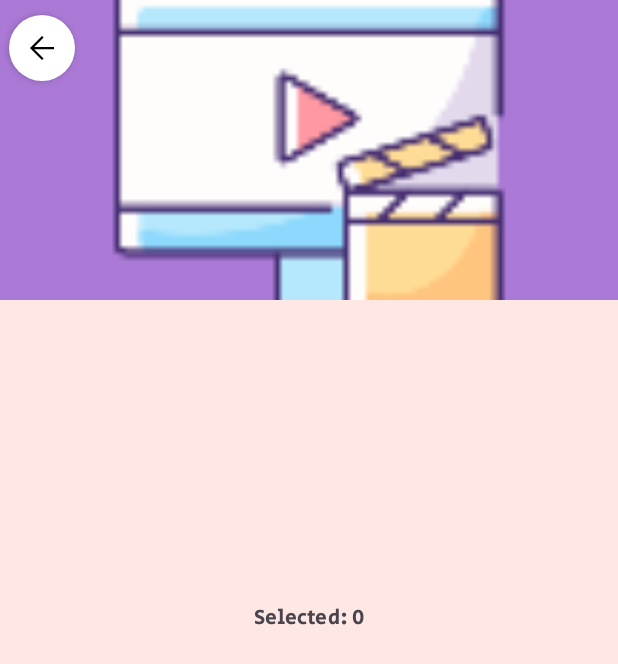
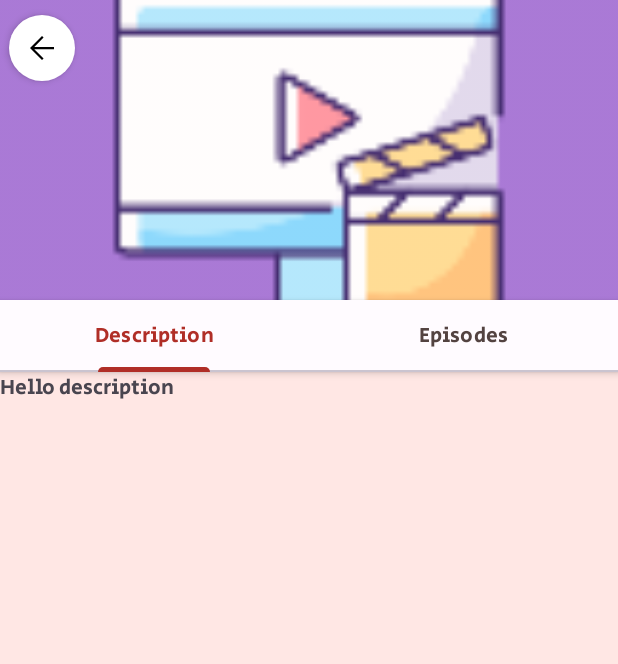
Before and after one commit to melanie-attard/NowShowing, an Android app: the ShowDetailsActivity screen opened directly, with no data from a screen before it, on a phone screen of 412 x 824 dp. Shown: the top 664 px of the screen. Run offline under Robolectric (Android 15) with nearby library versions, the phone set to English and light mode, and no system bars; our stand-ins replace Picasso; pictures from the network do not load.

Commit message:
Add tab layout in show details activity

```diff
--- a/app/src/main/java/com/nowshowing/ShowDetailsActivity.java
+++ b/app/src/main/java/com/nowshowing/ShowDetailsActivity.java
@@ -1,6 +1,8 @@
 package com.nowshowing;
 
 import androidx.appcompat.app.AppCompatActivity;
+import androidx.fragment.app.FragmentManager;
+import androidx.viewpager2.widget.ViewPager2;
 
 import android.content.Intent;
 import android.os.Bundle;
@@ -8,21 +10,53 @@ import android.view.View;
 import android.widget.ImageView;
 import android.widget.TextView;
 
+import com.google.android.material.tabs.TabLayout;
+import com.nowshowing.detailsFragments.VPAdapter;
 import com.squareup.picasso.Picasso;
 
 public class ShowDetailsActivity extends AppCompatActivity {
 
+    private TabLayout tabLayout;
+    private ViewPager2 viewPager2;
+    private VPAdapter adapter;
     @Override
     protected void onCreate(Bundle savedInstanceState) {
         super.onCreate(savedInstanceState);
         setContentView(R.layout.activity_show_details);
 
+        // set up tab layout
+        // adapted from https://www.youtube.com/watch?v=EukutTtf9tQ
+        tabLayout = findViewById(R.id.tab_layout);
+        viewPager2 = findViewById(R.id.viewpager);
+
+        FragmentManager fragmentManager = getSupportFragmentManager();
+        adapter = new VPAdapter(fragmentManager, getLifecycle());
+        viewPager2.setAdapter(adapter);
+
+        tabLayout.addOnTabSelectedListener(new TabLayout.OnTabSelectedListener() {
+            @Override
+            public void onTabSelected(TabLayout.Tab tab) {
+                viewPager2.setCurrentItem(tab.getPosition());
+            }
+
+            @Override
+            public void onTabUnselected(TabLayout.Tab tab) { }
+
+            @Override
+            public void onTabReselected(TabLayout.Tab tab) { }
+        });
+
+        // change fragments on slide
+        viewPager2.registerOnPageChangeCallback(new ViewPager2.OnPageChangeCallback() {
+            @Override
+            public void onPageSelected(int position) {
+                tabLayout.selectTab(tabLayout.getTabAt(position));
+            }
+        });
+
         // get Id from intent
         Intent intent = getIntent();
         int Id = intent.getIntExtra("Id", 0);
-
-        TextView txt = (TextView) findViewById(R.id.txt_hello);
-        txt.setText("Selected: " + Id);
 
         // get image from intent
         ImageView imageView = findViewById(R.id.imageView);
--- /dev/null
+++ b/app/src/main/java/com/nowshowing/detailsFragments/DescriptionFragment.java
@@ -0,0 +1,19 @@
+package com.nowshowing.detailsFragments;
+
+import android.os.Bundle;
+
+import androidx.fragment.app.Fragment;
+
+import android.view.LayoutInflater;
+import android.view.View;
+import android.view.ViewGroup;
+
+import com.nowshowing.R;
+public class DescriptionFragment extends Fragment {
+
+    @Override
+    public View onCreateView(LayoutInflater inflater, ViewGroup container,
+                             Bundle savedInstanceState) {
+        return inflater.inflate(R.layout.fragment_description, container, false);
+    }
+}
--- /dev/null
+++ b/app/src/main/java/com/nowshowing/detailsFragments/EpisodesFragment.java
@@ -0,0 +1,20 @@
+package com.nowshowing.detailsFragments;
+
+import android.os.Bundle;
+
+import androidx.fragment.app.Fragment;
+
+import android.view.LayoutInflater;
+import android.view.View;
+import android.view.ViewGroup;
+
+import com.nowshowing.R;
+
+public class EpisodesFragment extends Fragment {
+
+    @Override
+    public View onCreateView(LayoutInflater inflater, ViewGroup container,
+                             Bundle savedInstanceState) {
+        return inflater.inflate(R.layout.fragment_episodes, container, false);
+    }
+}
--- /dev/null
+++ b/app/src/main/java/com/nowshowing/detailsFragments/VPAdapter.java
@@ -0,0 +1,27 @@
+package com.nowshowing.detailsFragments;
+
+import androidx.annotation.NonNull;
+import androidx.fragment.app.Fragment;
+import androidx.fragment.app.FragmentManager;
+import androidx.lifecycle.Lifecycle;
+import androidx.viewpager2.adapter.FragmentStateAdapter;
+
+public class VPAdapter extends FragmentStateAdapter {
+    public VPAdapter(@NonNull FragmentManager fragmentManager, @NonNull Lifecycle lifecycle) {
+        super(fragmentManager, lifecycle);
+    }
+
+    @NonNull
+    @Override
+    public Fragment createFragment(int position) {
+        if(position == 1){
+            return new EpisodesFragment();
+        }
+        return new DescriptionFragment(); // this is the default fragment
+    }
+
+    @Override
+    public int getItemCount() {
+        return 2;
+    }
+}
--- a/app/src/main/res/layout/activity_show_details.xml
+++ b/app/src/main/res/layout/activity_show_details.xml
@@ -5,15 +5,6 @@
     android:layout_width="match_parent"
     android:layout_height="match_parent"
     tools:context=".ShowDetailsActivity">
-
-    <TextView
-        android:id="@+id/txt_hello"
-        android:layout_width="wrap_content"
-        android:layout_height="wrap_content"
-        app:layout_constraintBottom_toBottomOf="parent"
-        app:layout_constraintEnd_toEndOf="parent"
-        app:layout_constraintStart_toStartOf="parent"
-        app:layout_constraintTop_toTopOf="parent" />
 
     <ImageButton
         android:id="@+id/btn_back"
@@ -39,4 +30,33 @@
         app:layout_constraintTop_toTopOf="parent"
         android:alpha="0.9"
         android:contentDescription="@string/show_img_description"/>
+
+    <com.google.android.material.tabs.TabLayout
+        android:id="@+id/tab_layout"
+        android:layout_width="match_parent"
+        android:layout_height="wrap_content"
+        app:layout_constraintTop_toBottomOf="@id/imageView"
+        app:layout_constraintStart_toStartOf="parent"
+        app:layout_constraintEnd_toEndOf="parent"
+        android:elevation="3dp">
+
+        <com.google.android.material.tabs.TabItem
+            android:layout_width="wrap_content"
+            android:layout_height="wrap_content"
+            android:text="@string/details_tab1" />
+
+        <com.google.android.material.tabs.TabItem
+            android:layout_width="wrap_content"
+            android:layout_height="wrap_content"
+            android:text="@string/details_tab2" />
+    </com.google.android.material.tabs.TabLayout>
+
+    <androidx.viewpager2.widget.ViewPager2
+        android:layout_width="match_parent"
+        android:layout_height="0dp"
+        android:id="@+id/viewpager"
+        app:layout_constraintTop_toBottomOf="@id/tab_layout"
+        app:layout_constraintStart_toStartOf="parent"
+        app:layout_constraintEnd_toEndOf="parent"
+        app:layout_constraintBottom_toBottomOf="parent"/>
 </androidx.constraintlayout.widget.ConstraintLayout>
--- /dev/null
+++ b/app/src/main/res/layout/fragment_description.xml
@@ -0,0 +1,14 @@
+<?xml version="1.0" encoding="utf-8"?>
+<FrameLayout xmlns:android="http://schemas.android.com/apk/res/android"
+    xmlns:tools="http://schemas.android.com/tools"
+    android:layout_width="match_parent"
+    android:layout_height="match_parent"
+    tools:context=".detailsFragments.DescriptionFragment">
+
+    <TextView
+        android:layout_width="match_parent"
+        android:layout_height="match_parent"
+        android:text="Hello description"
+        android:gravity="top"/>
+
+</FrameLayout>
--- /dev/null
+++ b/app/src/main/res/layout/fragment_episodes.xml
@@ -0,0 +1,15 @@
+<?xml version="1.0" encoding="utf-8"?>
+<FrameLayout xmlns:android="http://schemas.android.com/apk/res/android"
+    xmlns:tools="http://schemas.android.com/tools"
+    android:layout_width="match_parent"
+    android:layout_height="match_parent"
+    tools:context=".detailsFragments.EpisodesFragment">
+
+    <!-- TODO: Update blank fragment layout -->
+    <TextView
+        android:layout_width="match_parent"
+        android:layout_height="match_parent"
+        android:text="Hello episodes"
+        android:gravity="center" />
+
+</FrameLayout>
--- a/app/src/main/res/values/strings.xml
+++ b/app/src/main/res/values/strings.xml
@@ -16,4 +16,6 @@
     <string name="show_img_description">TV Show Image</string>
     <string name="back_btn_description">Navigate back to previous page</string>
 
+    <string name="details_tab1">Description</string>
+    <string name="details_tab2">Episodes</string>
 </resources>
```
